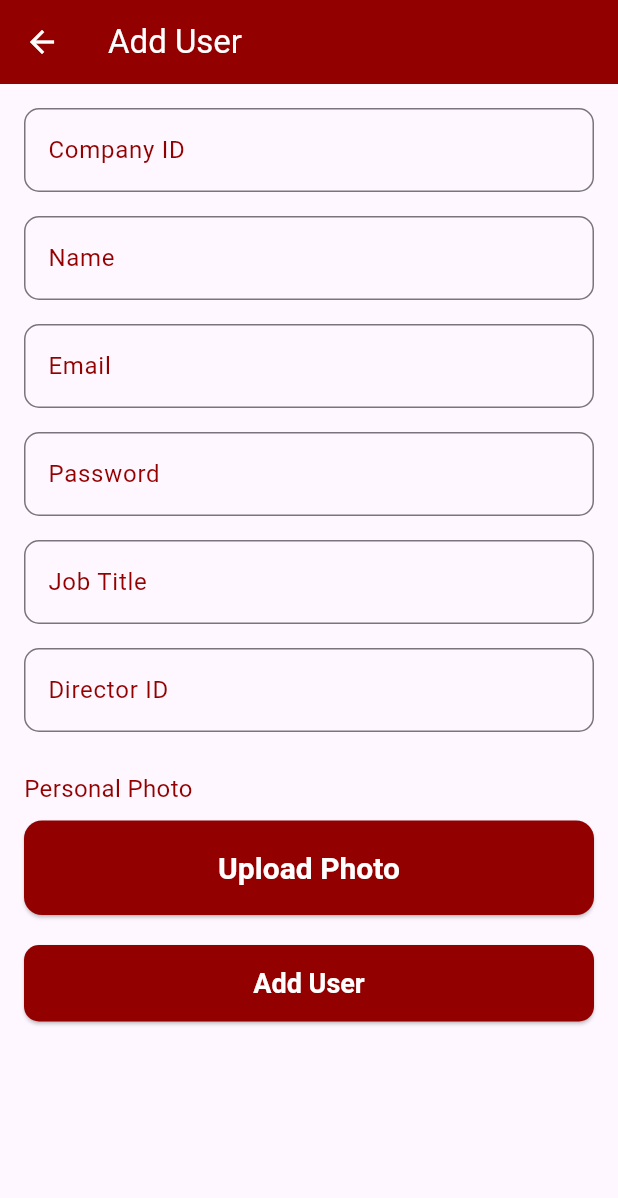
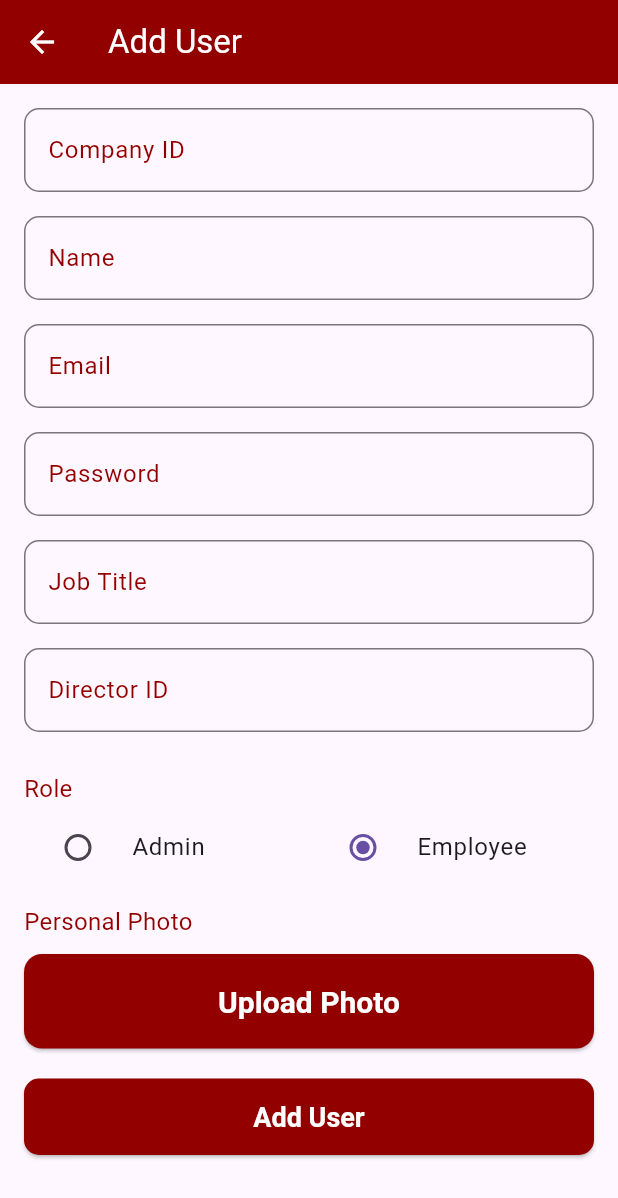
Before and after one commit to Minna-Abdelhady/Internship, a Flutter app: the screen it shows after launch, after a tap on "Create User", on a phone screen of 412 x 824 dp. Shown: the top 1198 px of the screen. Run offline on Flutter 3.47's test engine with Material 3 defaults, Android fonts, the phone set to English and light mode, and no system bars; our stand-ins replace hive, hive_flutter, image_picker; accounts and stored records are empty.

Commit message:
Added isAdmin boolean

```diff
--- a/fingerprint_attendace/lib/database/dao/employee_dao.dart
+++ b/fingerprint_attendace/lib/database/dao/employee_dao.dart
@@ -68,6 +68,7 @@ class EmployeeDao {
         personalPhoto: base64Image,
         jobTitle: 'Software Engineer',
         directorId: '456',
+        isAdmin: true,
       ),
       Employee(
         id: 2,
@@ -78,6 +79,7 @@ class EmployeeDao {
         personalPhoto: base64Image,
         jobTitle: 'Product Manager',
         directorId: '123',
+        isAdmin: true,
       ),
       Employee(
         id: 3,
@@ -88,6 +90,7 @@ class EmployeeDao {
         personalPhoto: base64Image,
         jobTitle: 'UX Designer',
         directorId: '789',
+        isAdmin: false,
       ),
     ];
 
--- a/fingerprint_attendace/lib/models/employee.dart
+++ b/fingerprint_attendace/lib/models/employee.dart
@@ -28,6 +28,9 @@ class Employee {
   @HiveField(7)
   final String directorId;
 
+  @HiveField(8)
+  final bool isAdmin; // New field to indicate if the user is an admin
+
   Employee({
     required this.id,
     required this.companyId,
@@ -37,6 +40,7 @@ class Employee {
     required this.personalPhoto,
     required this.jobTitle,
     required this.directorId,
+    required this.isAdmin, // Initialize the new field
   });
 
   Map<String, dynamic> toMap() {
@@ -49,6 +53,7 @@ class Employee {
       'personalPhoto': personalPhoto,
       'jobTitle': jobTitle,
       'directorId': directorId,
+      'isAdmin': isAdmin, // Include the new field
     };
   }
 }
--- a/fingerprint_attendace/lib/screens/add_user_screen.dart
+++ b/fingerprint_attendace/lib/screens/add_user_screen.dart
@@ -24,6 +24,7 @@ class _AddUserScreenState extends State<AddUserScreen> {
   final EmployeeDao _employeeDao = EmployeeDao();
   File? _personalPhoto;
   Uint8List? _webImage;
+  bool _isAdmin = false; // New field to track if the user is an admin
 
   String _hashPassword(String password) {
     final bytes = utf8.encode(password);
@@ -51,7 +52,7 @@ class _AddUserScreenState extends State<AddUserScreen> {
     if (_formKey.currentState!.validate() && (_personalPhoto != null || _webImage != null)) {
       final hashedPassword = _hashPassword(_passwordController.text);
       final employee = Employee(
-        id: 0, // Placeholder, Hive will manage the key
+        id: DateTime.now().millisecondsSinceEpoch,
         companyId: _companyIdController.text,
         name: _nameController.text.toLowerCase(),
         email: _emailController.text,
@@ -59,6 +60,7 @@ class _AddUserScreenState extends State<AddUserScreen> {
         personalPhoto: kIsWeb ? base64Encode(_webImage!) : base64Encode(await _personalPhoto!.readAsBytes()),
         jobTitle: _jobTitleController.text,
         directorId: _directorIdController.text,
+        isAdmin: _isAdmin, // Set the new field
       );
 
       try {
@@ -78,6 +80,7 @@ class _AddUserScreenState extends State<AddUserScreen> {
         setState(() {
           _personalPhoto = null;
           _webImage = null;
+          _isAdmin = false; // Reset the admin field
         });
       } catch (e) {
         print('Error adding user: $e');
@@ -120,6 +123,39 @@ class _AddUserScreenState extends State<AddUserScreen> {
                 _buildTextField(_passwordController, 'Password', obscureText: true),
                 _buildTextField(_jobTitleController, 'Job Title'),
                 _buildTextField(_directorIdController, 'Director ID'),
+                SizedBox(height: 10),
+                Text(
+                  'Role',
+                  style: TextStyle(color: Color(0xFF930000), fontSize: 16),
+                ),
+                Row(
+                  children: [
+                    Expanded(
+                      child: RadioListTile<bool>(
+                        title: Text('Admin'),
+                        value: true,
+                        groupValue: _isAdmin,
+                        onChanged: (value) {
+                          setState(() {
+                            _isAdmin = value!;
+                          });
+                        },
+                      ),
+                    ),
+                    Expanded(
+                      child: RadioListTile<bool>(
+                        title: Text('Employee'),
+                        value: false,
+                        groupValue: _isAdmin,
+                        onChanged: (value) {
+                          setState(() {
+                            _isAdmin = value!;
+                          });
+                        },
+                      ),
+                    ),
+                  ],
+                ),
                 SizedBox(height: 10),
                 Text(
                   'Personal Photo',
--- a/fingerprint_attendace/lib/screens/users_list_screen.dart
+++ b/fingerprint_attendace/lib/screens/users_list_screen.dart
@@ -42,6 +42,7 @@ class UsersListScreen extends StatelessWidget {
                   DataColumn(label: Text('Personal Photo', style: TextStyle(color: Colors.black))),
                   DataColumn(label: Text('Job Title', style: TextStyle(color: Colors.black))),
                   DataColumn(label: Text('Director ID', style: TextStyle(color: Colors.black))),
+                  DataColumn(label: Text('Is Admin', style: TextStyle(color: Colors.black))),
                 ],
                 rows: employees.map((employee) {
                   return DataRow(
@@ -61,6 +62,7 @@ class UsersListScreen extends StatelessWidget {
                       ),
                       DataCell(Text(employee.jobTitle, style: TextStyle(color: Colors.black))),
                       DataCell(Text(employee.directorId.toString(), style: TextStyle(color: Colors.black))),
+                      DataCell(Text(employee.isAdmin.toString(), style: TextStyle(color: Colors.black))),
                     ],
                   );
                 }).toList(),
```
Also changed, not shown: fingerprint_attendace/lib/models/employee.g.dart.
